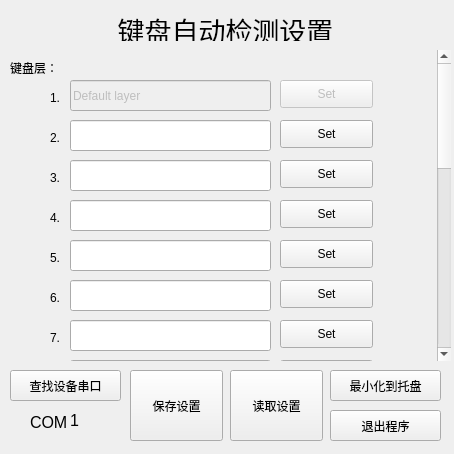
Fu-Xiaotian/20_key_RGBKeyboard, file Qt_code/keyboard_app/mainwindow.ui: the form before one commit.
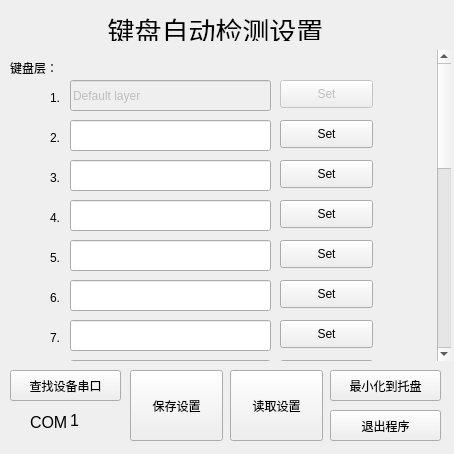
The form after the commit. Icons and pictures are not drawn.

```diff
--- a/Qt_code/keyboard_app/mainwindow.ui
+++ b/Qt_code/keyboard_app/mainwindow.ui
@@ -854,9 +854,9 @@
    <widget class="QLabel" name="label_21">
     <property name="geometry">
      <rect>
-      <x>20</x>
+      <x>80</x>
       <y>10</y>
-      <width>411</width>
+      <width>271</width>
       <height>31</height>
      </rect>
     </property>
```
Left out of the diff: 5 changed lines with no effect on the pictures.
